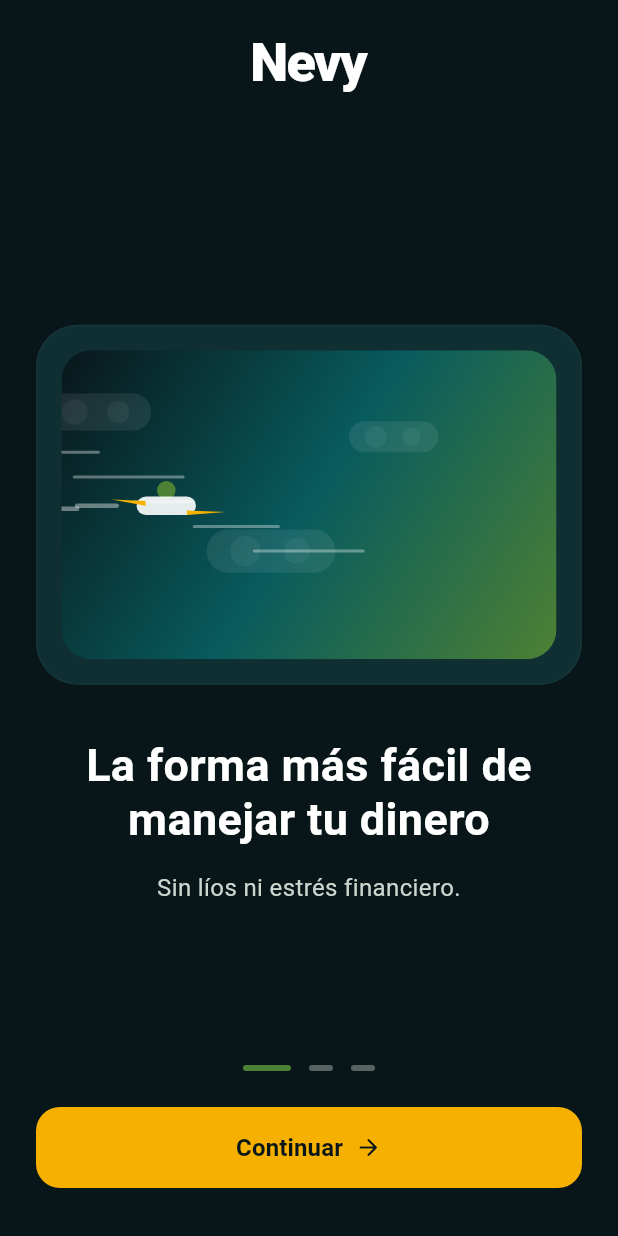
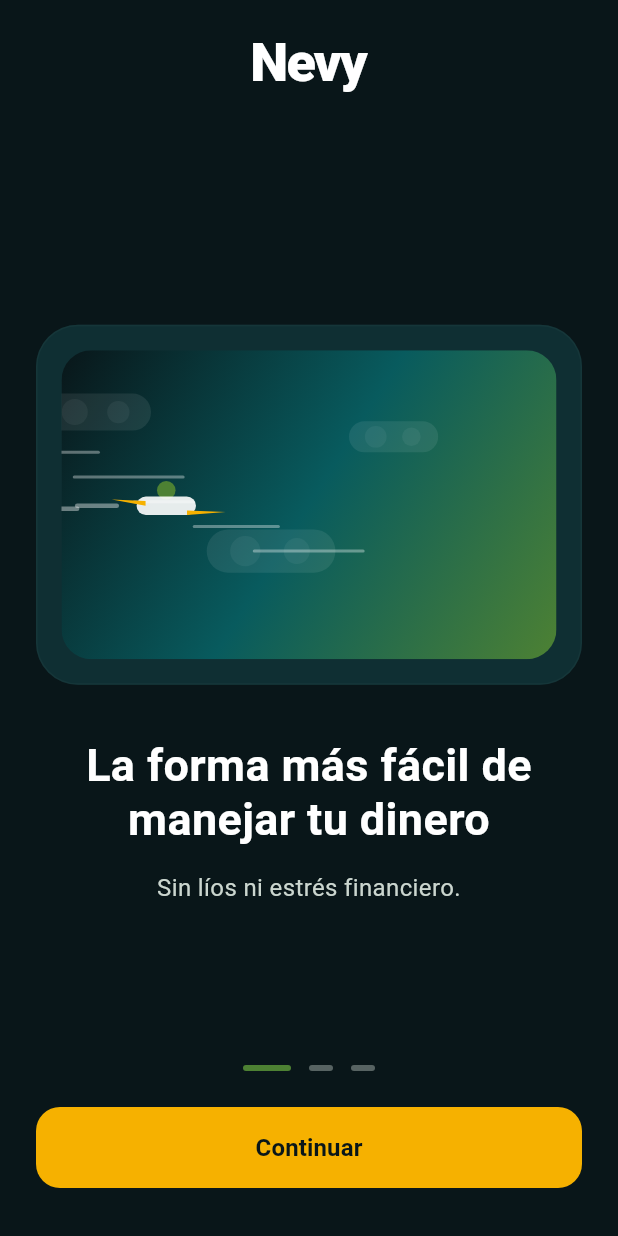
Before and after one commit to Jhon32-hue/Vexxo_app_mobile, a Flutter app: the OnboardingFlow screen opened directly, on a phone screen of 412 x 824 dp. Run offline on Flutter 3.47's test engine with Material 3 defaults, Android fonts, the phone set to English and light mode, and no system bars.

Commit message:
Update onboarding content and layout

```diff
--- a/lib/features/onboarding/domain/onboarding_slide_model.dart
+++ b/lib/features/onboarding/domain/onboarding_slide_model.dart
@@ -1,12 +1,12 @@
 /// Modelo de cada pantalla del onboarding
 class OnboardingSlideModel {
+  final String tag;
   final String title;
   final String subtitle;
-  final String asset;
 
   const OnboardingSlideModel({
+    required this.tag,
     required this.title,
     required this.subtitle,
-    required this.asset,
   });
 }
--- a/lib/features/onboarding/presentation/onboarding_slide.dart
+++ b/lib/features/onboarding/presentation/onboarding_slide.dart
@@ -3,49 +3,24 @@ import '../../../core/theme/colors.dart';
 
 /// UI de una pantalla del onboarding
 class OnboardingSlide extends StatelessWidget {
-  final String title;
-  final String subtitle;
-  final String asset;
-
-  const OnboardingSlide({
-    super.key,
-    required this.title,
-    required this.subtitle,
-    required this.asset,
-  });
+  const OnboardingSlide({super.key});
 
   @override
   Widget build(BuildContext context) {
-    return Container(
-      decoration: const BoxDecoration(gradient: NevyColors.heroGradient),
-      padding: const EdgeInsets.all(24),
-      child: Column(
-        children: [
-          const SizedBox(height: 40),
-
-          /// Ilustración principal
-          Expanded(child: Image.asset(asset, fit: BoxFit.contain)),
-
-          const SizedBox(height: 24),
-
-          Text(
-            title,
-            textAlign: TextAlign.center,
-            style: Theme.of(
-              context,
-            ).textTheme.headlineLarge?.copyWith(color: Colors.white),
+    return Padding(
+      padding: const EdgeInsets.symmetric(horizontal: 24),
+      child: Center(
+        child: Container(
+          height: 280,
+          width: double.infinity,
+          decoration: BoxDecoration(
+            color: NevyColors.surface.withValues(alpha: 0.45),
+            borderRadius: BorderRadius.circular(28),
+            border: Border.all(
+              color: NevyColors.border.withValues(alpha: 0.7),
+            ),
           ),
-
-          const SizedBox(height: 12),
-
-          Text(
-            subtitle,
-            textAlign: TextAlign.center,
-            style: Theme.of(
-              context,
-            ).textTheme.bodyMedium?.copyWith(color: Colors.white70),
-          ),
-        ],
+        ),
       ),
     );
   }
--- a/lib/features/onboarding/presentation/widgets/onboarding_button.dart
+++ b/lib/features/onboarding/presentation/widgets/onboarding_button.dart
@@ -5,45 +5,48 @@ import '../../../../core/theme/colors.dart';
 class OnboardingButton extends StatelessWidget {
   final String label;
   final VoidCallback onPressed;
+  final bool isSecondary;
 
   const OnboardingButton({
     super.key,
     required this.label,
     required this.onPressed,
+    this.isSecondary = false,
   });
 
   @override
   Widget build(BuildContext context) {
+    final backgroundColor = isSecondary
+        ? Colors.transparent
+        : NevyColors.brandSecondary;
+    final foregroundColor = isSecondary
+        ? NevyColors.textPrimary
+        : NevyColors.background;
+    final borderSide = isSecondary
+        ? const BorderSide(color: NevyColors.textSecondary)
+        : BorderSide.none;
+
     return AnimatedContainer(
       duration: const Duration(milliseconds: 300),
       curve: Curves.easeInOut,
       child: ElevatedButton(
         onPressed: onPressed,
         style: ElevatedButton.styleFrom(
-          backgroundColor: NevyColors.brandSecondary,
+          backgroundColor: backgroundColor,
           minimumSize: const Size(double.infinity, 54),
           shape: RoundedRectangleBorder(
             borderRadius: BorderRadius.circular(16),
+            side: borderSide,
           ),
           elevation: 0,
         ),
-        child: Row(
-          mainAxisAlignment: MainAxisAlignment.center,
-          children: [
-            Text(
-              label,
-              style: const TextStyle(
-                color: NevyColors.background,
-                fontWeight: FontWeight.w600,
-                fontSize: 16,
-              ),
-            ),
-            const SizedBox(width: 8),
-            const Icon(
-              Icons.arrow_forward_rounded,
-              color: NevyColors.background,
-            ),
-          ],
+        child: Text(
+          label,
+          style: TextStyle(
+            color: foregroundColor,
+            fontWeight: FontWeight.w600,
+            fontSize: 16,
+          ),
         ),
       ),
     );
```
Also changed, not shown: lib/features/onboarding/presentation/onboarding_page.dart (+109 -37 lines).
